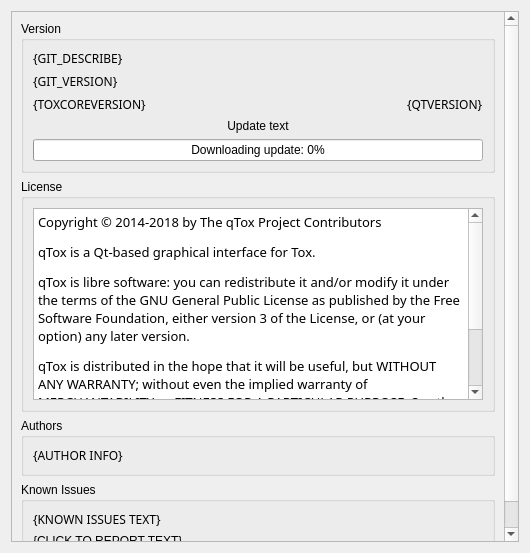
qTox/qTox, file src/widget/form/settings/aboutsettings.ui: the form before one commit.
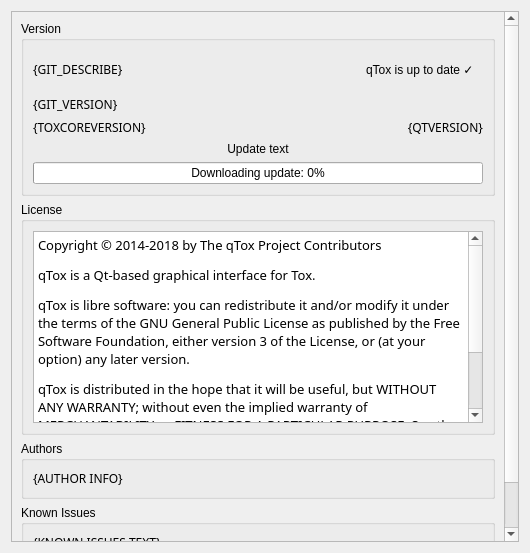
The form after the commit. The open tabs and pages were chosen to show the change. Custom widgets are drawn as their Qt base class.

Commit message:
feat(ui): add update notification enabled with -DUPDATE_CHECK
Fix #5335

Diff of the .ui file:
```diff
--- a/src/widget/form/settings/aboutsettings.ui
+++ b/src/widget/form/settings/aboutsettings.ui
@@ -87,8 +87,8 @@
             <property name="text">
              <string notr="true">{QTVERSION}</string>
             </property>
-            <property name="textInteractionFlags">
-             <set>Qt::LinksAccessibleByMouse|Qt::TextSelectableByMouse</set>
+            <property name="alignment">
+             <set>Qt::AlignRight</set>
             </property>
            </widget>
           </item>
@@ -119,8 +119,11 @@
             </property>
            </widget>
           </item>
-          <item row="0" column="0" colspan="2">
+          <item row="0" column="0">
            <widget class="QLabel" name="youAreUsing">
+            <property name="enabled">
+             <bool>true</bool>
+            </property>
             <property name="sizePolicy">
              <sizepolicy hsizetype="Expanding" vsizetype="Expanding">
               <horstretch>0</horstretch>
@@ -173,6 +176,92 @@
             <property name="alignment">
              <set>Qt::AlignCenter</set>
             </property>
+            <property name="textInteractionFlags">
+             <set>Qt::LinksAccessibleByMouse|Qt::TextSelectableByMouse</set>
+            </property>
+           </widget>
+          </item>
+          <item row="0" column="1">
+           <widget class="QStackedWidget" name="updateStack">
+            <property name="currentIndex">
+             <number>2</number>
+            </property>
+            <widget class="QWidget" name="updateAvailablePage">
+             <layout class="QHBoxLayout" name="horizontalLayout_6">
+              <item>
+               <layout class="QHBoxLayout" name="updateAvailableLayout">
+                <item>
+                 <spacer name="updateAvailableSpacer">
+                  <property name="orientation">
+                   <enum>Qt::Horizontal</enum>
+                  </property>
+                  <property name="sizeHint" stdset="0">
+                   <size>
+                    <width>0</width>
+                    <height>0</height>
+                   </size>
+                  </property>
+                 </spacer>
+                </item>
+                <item>
+                 <widget class="QPushButton" name="updateAvailableButton">
+                  <property name="accessibleDescription">
+                   <string>Open update download link</string>
+                  </property>
+                  <property name="text">
+                   <string>Update available</string>
+                  </property>
+                 </widget>
+                </item>
+               </layout>
+              </item>
+             </layout>
+            </widget>
+            <widget class="QWidget" name="upToDatePage">
+             <layout class="QHBoxLayout" name="horizontalLayout_5">
+              <item>
+               <layout class="QHBoxLayout" name="upToDateLayout">
+                <item>
+                 <spacer name="upToDateSpacer">
+                  <property name="orientation">
+                   <enum>Qt::Horizontal</enum>
+                  </property>
+                  <property name="sizeHint" stdset="0">
+                   <size>
+                    <width>40</width>
+                    <height>20</height>
+                   </size>
+                  </property>
+                 </spacer>
+                </item>
+                <item>
+                 <widget class="QLabel" name="upToDateLabel">
+                  <property name="sizePolicy">
+                   <sizepolicy hsizetype="Minimum" vsizetype="Fixed">
+                    <horstretch>0</horstretch>
+                    <verstretch>0</verstretch>
+                   </sizepolicy>
+                  </property>
+                  <property name="text">
+                   <string>qTox is up to date ✓</string>
+                  </property>
+                 </widget>
+                </item>
+               </layout>
+              </item>
+             </layout>
+            </widget>
+            <widget class="QWidget" name="blankPage">
+             <layout class="QHBoxLayout" name="horizontalLayout">
+              <item>
+               <spacer name="blankPageFiller">
+                <property name="orientation">
+                 <enum>Qt::Horizontal</enum>
+                </property>
+               </spacer>
+              </item>
+             </layout>
+            </widget>
            </widget>
           </item>
          </layout>
@@ -222,12 +311,12 @@
              <string notr="true">&lt;!DOCTYPE HTML PUBLIC &quot;-//W3C//DTD HTML 4.0//EN&quot; &quot;http://www.w3.org/TR/REC-html40/strict.dtd&quot;&gt;
 &lt;html&gt;&lt;head&gt;&lt;meta name=&quot;qrichtext&quot; content=&quot;1&quot; /&gt;&lt;style type=&quot;text/css&quot;&gt;
 p, li { white-space: pre-wrap; }
-&lt;/style&gt;&lt;/head&gt;&lt;body style=&quot; font-family:'Noto Sans'; font-size:10pt; font-weight:400; font-style:normal;&quot;&gt;
-&lt;p style=&quot; margin-top:12px; margin-bottom:12px; margin-left:0px; margin-right:0px; -qt-block-indent:0; text-indent:0px;&quot;&gt;&lt;span style=&quot; font-family:'Sans Serif'; color:#000000;&quot;&gt;Copyright © 2014-2018 by The qTox Project Contributors&lt;/span&gt;&lt;/p&gt;
-&lt;p style=&quot; margin-top:12px; margin-bottom:12px; margin-left:0px; margin-right:0px; -qt-block-indent:0; text-indent:0px;&quot;&gt;&lt;span style=&quot; font-family:'Ubuntu';&quot;&gt;qTox is a Qt-based graphical interface for Tox.&lt;/span&gt;&lt;/p&gt;
-&lt;p style=&quot; margin-top:12px; margin-bottom:12px; margin-left:0px; margin-right:0px; -qt-block-indent:0; text-indent:0px;&quot;&gt;&lt;span style=&quot; font-family:'Sans Serif';&quot;&gt;qTox is libre software: you can redistribute it and/or modify it under the terms of the GNU General Public License as published by the Free Software Foundation, either version 3 of the License, or (at your option) any later version.&lt;/span&gt;&lt;/p&gt;
-&lt;p style=&quot; margin-top:12px; margin-bottom:12px; margin-left:0px; margin-right:0px; -qt-block-indent:0; text-indent:0px;&quot;&gt;&lt;span style=&quot; font-family:'Sans Serif';&quot;&gt;qTox is distributed in the hope that it will be useful, but WITHOUT ANY WARRANTY; without even the implied warranty of MERCHANTABILITY or FITNESS FOR A PARTICULAR PURPOSE. See the GNU General Public License for more details. &lt;/span&gt;&lt;/p&gt;
-&lt;p style=&quot; margin-top:12px; margin-bottom:12px; margin-left:0px; margin-right:0px; -qt-block-indent:0; text-indent:0px;&quot;&gt;&lt;span style=&quot; font-family:'Ubuntu';&quot;&gt;You should have received a copy of the GNU General Public License along with this program. If not, see &lt;/span&gt;&lt;a href=&quot;https://www.gnu.org/copyleft/gpl.html&quot;&gt;&lt;span style=&quot; font-family:'Ubuntu'; text-decoration: underline; color:#007af4;&quot;&gt;https://www.gnu.org/copyleft/gpl.html&lt;/span&gt;&lt;/a&gt;&lt;span style=&quot; font-family:'Ubuntu';&quot;&gt;.&lt;/span&gt;&lt;/p&gt;&lt;/body&gt;&lt;/html&gt;</string>
+&lt;/style&gt;&lt;/head&gt;&lt;body style=&quot; font-family:'Noto Sans'; font-size:11pt; font-weight:400; font-style:normal;&quot;&gt;
+&lt;p style=&quot; margin-top:12px; margin-bottom:12px; margin-left:0px; margin-right:0px; -qt-block-indent:0; text-indent:0px;&quot;&gt;&lt;span style=&quot; font-family:'Sans Serif'; font-size:10pt; color:#000000;&quot;&gt;Copyright © 2014-2018 by The qTox Project Contributors&lt;/span&gt;&lt;/p&gt;
+&lt;p style=&quot; margin-top:12px; margin-bottom:12px; margin-left:0px; margin-right:0px; -qt-block-indent:0; text-indent:0px;&quot;&gt;&lt;span style=&quot; font-family:'Ubuntu'; font-size:10pt;&quot;&gt;qTox is a Qt-based graphical interface for Tox.&lt;/span&gt;&lt;/p&gt;
+&lt;p style=&quot; margin-top:12px; margin-bottom:12px; margin-left:0px; margin-right:0px; -qt-block-indent:0; text-indent:0px;&quot;&gt;&lt;span style=&quot; font-family:'Sans Serif'; font-size:10pt;&quot;&gt;qTox is libre software: you can redistribute it and/or modify it under the terms of the GNU General Public License as published by the Free Software Foundation, either version 3 of the License, or (at your option) any later version.&lt;/span&gt;&lt;/p&gt;
+&lt;p style=&quot; margin-top:12px; margin-bottom:12px; margin-left:0px; margin-right:0px; -qt-block-indent:0; text-indent:0px;&quot;&gt;&lt;span style=&quot; font-family:'Sans Serif'; font-size:10pt;&quot;&gt;qTox is distributed in the hope that it will be useful, but WITHOUT ANY WARRANTY; without even the implied warranty of MERCHANTABILITY or FITNESS FOR A PARTICULAR PURPOSE. See the GNU General Public License for more details. &lt;/span&gt;&lt;/p&gt;
+&lt;p style=&quot; margin-top:12px; margin-bottom:12px; margin-left:0px; margin-right:0px; -qt-block-indent:0; text-indent:0px;&quot;&gt;&lt;span style=&quot; font-family:'Ubuntu'; font-size:10pt;&quot;&gt;You should have received a copy of the GNU General Public License along with this program. If not, see &lt;/span&gt;&lt;a href=&quot;https://www.gnu.org/copyleft/gpl.html&quot;&gt;&lt;span style=&quot; font-family:'Ubuntu'; font-size:10pt; text-decoration: underline; color:#007af4;&quot;&gt;https://www.gnu.org/copyleft/gpl.html&lt;/span&gt;&lt;/a&gt;&lt;span style=&quot; font-family:'Ubuntu'; font-size:10pt;&quot;&gt;.&lt;/span&gt;&lt;/p&gt;&lt;/body&gt;&lt;/html&gt;</string>
             </property>
             <property name="searchPaths">
              <stringlist/>
```
Left out of the diff: 114 changed lines with no effect on the pictures. The commit also changes 23 other files.
